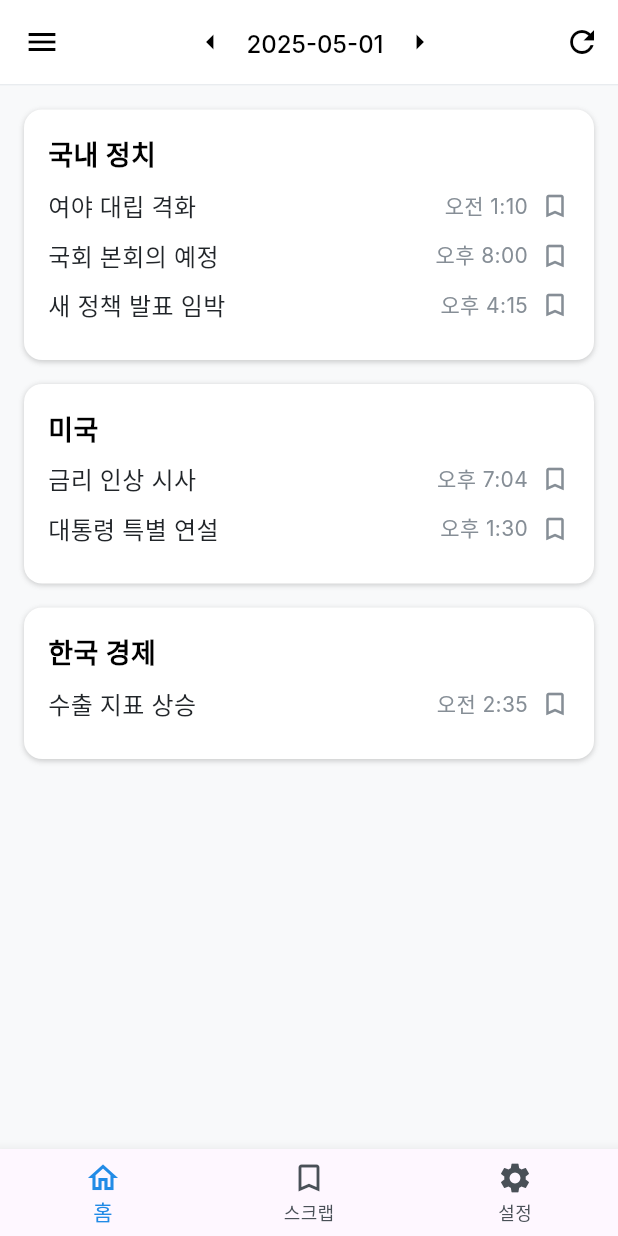
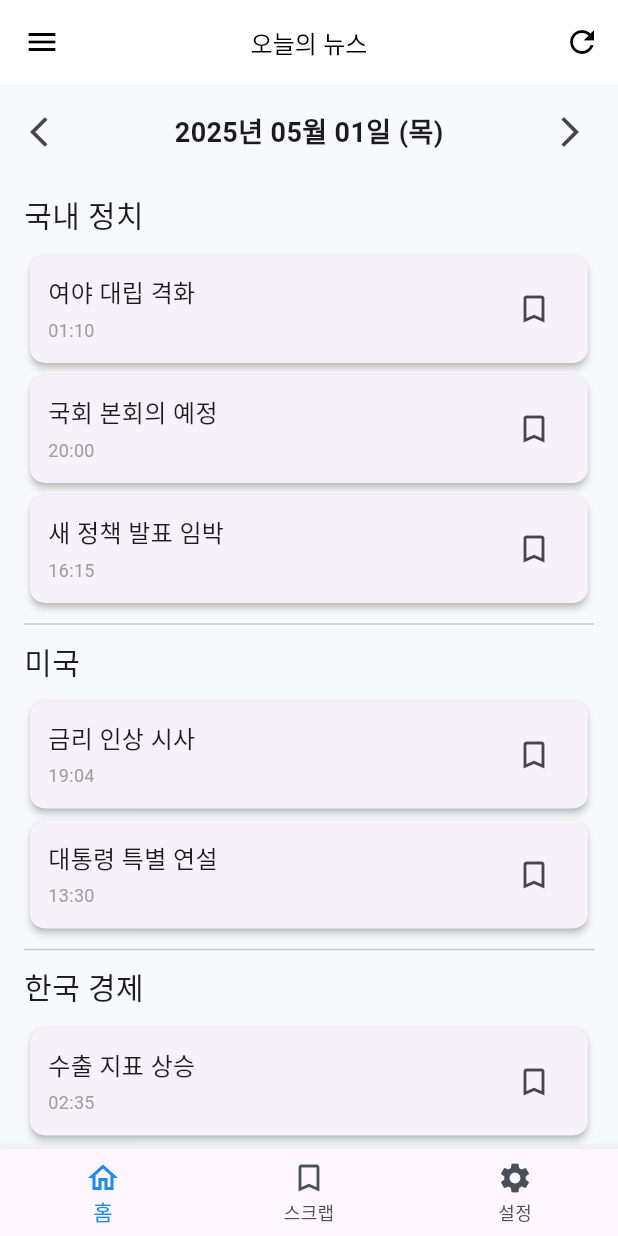
Before and after one commit to wwwdsda/newsapp, a Flutter app: the screen it shows after launch, after a tap on "Sign In", on a phone screen of 412 x 824 dp. Run offline on Flutter 3.47's test engine with Material 3 defaults, Android fonts, the phone set to English and light mode, and no system bars; Roboto replaces fonts that are missing (Inter).

Commit message:
회원가입창 추가가

```diff
--- a/lib/main.dart
+++ b/lib/main.dart
@@ -7,17 +7,17 @@ import 'dart:convert';
 void main() async {
   WidgetsFlutterBinding.ensureInitialized();
   await initializeDateFormatting('ko_KR', null);
-  runApp(const newsapp());
+  runApp(const NewsApp());
 }
 
-class newsapp extends StatelessWidget {
-  const newsapp({Key? key}) : super(key: key);
+class NewsApp extends StatelessWidget {
+  const NewsApp({Key? key}) : super(key: key);
 
   @override
   Widget build(BuildContext context) {
     return MaterialApp(
       theme: ThemeData.light().copyWith(
-        scaffoldBackgroundColor: const Color.fromARGB(255, 248, 249, 250),
+        scaffoldBackgroundColor: const Color(0xFFF8F9FA),
         appBarTheme: const AppBarTheme(
           backgroundColor: Colors.white,
           titleTextStyle: TextStyle(
@@ -35,7 +35,7 @@ class newsapp extends StatelessWidget {
         ),
       ),
       home: const Scaffold(
-        body: Login(), // Login을 시작화면으로 설정
+        body: Login(),
       ),
     );
   }
@@ -58,7 +58,7 @@ class _LoginState extends State<Login> {
 
     print('Email: $email, Password: $password');
 
-    // TODO: 실제 서버 통신 또는 로컬 인증 로직 구현
+    // TODO: 실제 서버에서 아이디 비밀번호 확인하기
 
     if (email == '' && password == '') {
       Navigator.pushReplacement(
@@ -76,22 +76,25 @@ class _LoginState extends State<Login> {
   Widget build(BuildContext context) {
     final screenHeight = MediaQuery.of(context).size.height;
 
-    return Center(
+    return Scaffold(
+      backgroundColor: const Color(0xFFF8F9FA),
+      body: Center(
         child: Container(
           width: double.infinity,
-        height: screenHeight * 1,
+          height: screenHeight * 0.8,
           padding: const EdgeInsets.all(24.0),
           decoration: BoxDecoration(
             color: Colors.white,
             borderRadius: BorderRadius.circular(12),
             boxShadow: [
               BoxShadow(
-              color: Colors.black.withOpacity(0.1),
-              blurRadius: 10,
-              offset: const Offset(0, 5),
+                color: Color(0x19000000),
+                blurRadius: 3,
+                offset: Offset(0, 1),
                 ),
             ],
           ),
+          child: SingleChildScrollView(
             child: Column(
               mainAxisSize: MainAxisSize.min,
               crossAxisAlignment: CrossAxisAlignment.stretch,
@@ -137,37 +140,162 @@ class _LoginState extends State<Login> {
                 ElevatedButton(
                   onPressed: () => _signIn(context),
                   style: ElevatedButton.styleFrom(
-                backgroundColor: const Color(0xFF228BE6),
                     padding: const EdgeInsets.symmetric(vertical: 12),
                     shape: RoundedRectangleBorder(borderRadius: BorderRadius.circular(8)),
                   ),
                   child: const Text(
                     'Sign In',
-                style: TextStyle(color: Colors.white, fontSize: 16, fontWeight: FontWeight.w500),
+                    style: TextStyle(fontSize: 16, fontWeight: FontWeight.w500),
                   ),
                 ),
                 const SizedBox(height: 16),
                 Row(
                   mainAxisAlignment: MainAxisAlignment.center,
                   children: [
-                const Text(
-                  'Don\'t have an account?',
-                  style: TextStyle(color: Color(0xFF868E96), fontSize: 14),
-                ),
-                const SizedBox(width: 8),
-                GestureDetector(
-                  onTap: () {
-                    // TODO: 회원가입 화면으로 이동 로직 구현
-                    print('Register tapped');
+                    const Text('Don\'t have an account?',
+                    style: TextStyle(color: Color(0xFF868E96), fontSize: 14),),
+                    TextButton(
+                      onPressed: () {
+                        Navigator.pushReplacement(
+                          context,
+                          MaterialPageRoute(builder: (context) => const RegisterPage()),
+                        );
                       },
                       child: const Text(
                         'Register',
-                    style: TextStyle(color: Color(0xFF228BE6), fontSize: 14, fontWeight: FontWeight.w500),
+                        style: TextStyle(fontWeight: FontWeight.w500),
                       ),
                     ),
                   ],
                 ),
               ],
+            ),
+          ),
+        ),
+      ),
+    );
+  }
+}
+
+class RegisterPage extends StatefulWidget {
+  const RegisterPage({super.key});
+
+  @override
+  State<RegisterPage> createState() => _RegisterPageState();
+}
+
+class _RegisterPageState extends State<RegisterPage> {
+  final _fullNameController = TextEditingController();
+  final _emailController = TextEditingController();
+  final _passwordController = TextEditingController();
+  final _confirmPasswordController = TextEditingController();
+
+  void _createAccount() {
+    final userData = {
+      "fullName": _fullNameController.text,
+      "email": _emailController.text,
+      "password": _passwordController.text,
+      "confirmPassword": _confirmPasswordController.text,
+    };
+
+    // TODO: 이 데이터 서버로 보내기
+    print("Create Account: $userData");
+    Navigator.pushReplacement(
+      context,
+      MaterialPageRoute(builder: (context) => const Login()),
+    );
+  }
+
+  @override
+  Widget build(BuildContext context) {
+    return Scaffold(
+      backgroundColor: const Color(0xFFF8F9FA),
+      body: Center(
+        child: SingleChildScrollView(
+          padding: const EdgeInsets.all(24),
+          child: Container(
+            padding: const EdgeInsets.all(24),
+            decoration: BoxDecoration(
+              color: Colors.white,
+              borderRadius: BorderRadius.circular(12),
+              boxShadow: const [
+                BoxShadow(
+                  color: Color(0x19000000),
+                  blurRadius: 3,
+                  offset: Offset(0, 1),
+                ),
+              ],
+            ),
+            child: Column(
+              mainAxisSize: MainAxisSize.min,
+              children: [
+                const Text(
+                  'Create Account',
+                  style: TextStyle(
+                    fontSize: 24,
+                    fontWeight: FontWeight.w600,
+                  ),
+                ),
+                const SizedBox(height: 8),
+                const Text(
+                  'Sign up to get started',
+                  style: TextStyle(
+                    color: Color(0xFF868E96),
+                    fontSize: 16,
+                  ),
+                ),
+                const SizedBox(height: 24),
+                TextField(
+                  controller: _fullNameController,
+                  decoration: const InputDecoration(labelText: 'Full Name'),
+                ),
+                const SizedBox(height: 16),
+                TextField(
+                  controller: _emailController,
+                  decoration: const InputDecoration(labelText: 'Email'),
+                ),
+                const SizedBox(height: 16),
+                TextField(
+                  controller: _passwordController,
+                  obscureText: true,
+                  decoration: const InputDecoration(labelText: 'Password'),
+                ),
+                const SizedBox(height: 16),
+                TextField(
+                  controller: _confirmPasswordController,
+                  obscureText: true,
+                  decoration: const InputDecoration(labelText: 'Confirm Password'),
+                ),
+                const SizedBox(height: 24),
+                SizedBox(
+                  width: double.infinity,
+                  child: ElevatedButton(
+                    onPressed: _createAccount,
+                    child: const Text('Create Account'),
+                  ),
+                ),
+                const SizedBox(height: 16),
+                Row(
+                  mainAxisAlignment: MainAxisAlignment.center,
+                  children: [
+                    const Text('Already have an account?'),
+                    TextButton(
+                      onPressed: () {
+                        Navigator.pushReplacement(
+                          context,
+                          MaterialPageRoute(builder: (context) => const Login()),
+                        );
+                      },
+                      child: const Text(
+                        'Sign In',
+                        style: TextStyle(fontWeight: FontWeight.w500),
+                      ),
+                    ),
+                  ],
+                ),
+              ],
+            ),
+          ),
         ),
       ),
     );
@@ -183,6 +311,81 @@ class HomeScreen extends StatefulWidget {
 
 class _HomeScreenState extends State<HomeScreen> {
   int _selectedIndex = 0;
+  final PageController _pageController = PageController(initialPage: 0);
+
+  final List<Widget> _widgetOptions = <Widget>[
+    const HomeTab(),
+    const ScrapTabWidget(),
+    const SettingsTab(),
+  ];
+
+  @override
+  void dispose() {
+    _pageController.dispose();
+    super.dispose();
+  }
+
+  void _onItemTapped(int index) {
+    setState(() {
+      _selectedIndex = index;
+      _pageController.animateToPage(
+        index,
+        duration: const Duration(milliseconds: 300),
+        curve: Curves.easeInOut,
+      );
+    });
+  }
+
+  void _onPageChanged(int index) {
+    setState(() {
+      _selectedIndex = index;
+    });
+  }
+
+  void _openMenu() {
+    print('메뉴 열기');
+  }
+
+  @override
+  Widget build(BuildContext context) {
+    return Scaffold(
+      body: PageView(
+        controller: _pageController,
+        children: _widgetOptions,
+        onPageChanged: _onPageChanged,
+        physics: const NeverScrollableScrollPhysics(),
+      ),
+      bottomNavigationBar: BottomNavigationBar(
+        items: const <BottomNavigationBarItem>[
+          BottomNavigationBarItem(
+            icon: Icon(Icons.home_outlined),
+            label: '홈',
+          ),
+          BottomNavigationBarItem(
+            icon: Icon(Icons.bookmark_border),
+            label: '스크랩',
+          ),
+          BottomNavigationBarItem(
+            icon: Icon(Icons.settings),
+            label: '설정',
+          ),
+        ],
+        currentIndex: _selectedIndex,
+        selectedItemColor: const Color(0xFF228BE6),
+        onTap: _onItemTapped,
+      ),
+    );
+  }
+}
+
+class HomeTab extends StatefulWidget {
+  const HomeTab({Key? key}) : super(key: key);
+
+  @override
+  State<HomeTab> createState() => _HomeTabState();
+}
+
+class _HomeTabState extends State<HomeTab> {
   DateTime _currentDate = DateTime.now();
   List<NewsBlockData> _newsBlocks = [];
   Set<String> _scrappedNewsIds = {};
@@ -199,9 +402,9 @@ class _HomeScreenState extends State<HomeScreen> {
       _newsBlocks = [];
     });
     final formattedDate = DateFormat('yyyy-MM-dd').format(date);
-    // **TODO: 실제 서버 API 호출 및 데이터 파싱**
+    // TODO: 서버에서 날짜에 해당하는 뉴스 데이터 가져오기
 
-    // **임시 데이터 (서버 연동 전)**
+    // 임시 데이터
     await Future.delayed(const Duration(seconds: 1));
     setState(() {
       _newsBlocks = [
@@ -231,9 +434,9 @@ class _HomeScreenState extends State<HomeScreen> {
   }
 
   Future<void> _fetchScrappedNews() async {
-    // **TODO: 서버에서 스크랩한 뉴스 ID 목록 가져오기**
+    // TODO: 서버에서 스크랩된 뉴스 ID 가져오기
 
-    // **임시 데이터**
+    // 임시 데이터
     await Future.delayed(const Duration(milliseconds: 500));
     setState(() {
       _scrappedNewsIds = {'pol2-2025-04-24', 'econ1-2025-04-24'};
@@ -248,11 +451,9 @@ class _HomeScreenState extends State<HomeScreen> {
     });
   }
 
-  //   // **TODO: 서버 응답 JSON 파싱하여 NewsBlock 리스트 생성**
-
   Future<void> _toggleScrap(NewsItem newsItem) async {
     final isCurrentlyScrapped = _scrappedNewsIds.contains(newsItem.id);
-    // **TODO: 서버에 스크랩 상태 업데이트 요청**
+    // TODO: 서버에 스크랩 상태 업데이트 요청
 
     setState(() {
       if (isCurrentlyScrapped) {
@@ -272,7 +473,7 @@ class _HomeScreenState extends State<HomeScreen> {
       }).toList();
     });
 
-    // **임시 (서버 연동 전)**
+    // 임시 (서버 연동 전)
     await Future.delayed(const Duration(milliseconds: 300));
     setState(() {
       if (isCurrentlyScrapped) {
@@ -293,19 +494,6 @@ class _HomeScreenState extends State<HomeScreen> {
     });
   }
 
-  void _onItemTapped(int index) {
-    setState(() {
-      _selectedIndex = index;
-    });
-    if (index == 0) {
-      _fetchNewsForDate(_currentDate); // 홈 탭으로 돌아올 때 현재 날짜 뉴스 로드
-    } else if (index == 1) {
-      print('스크랩 탭');
-    } else if (index == 2) {
-      print('설정 탭');
-    }
-  }
-
   void _changeDate(int amount) {
     final newDate = _currentDate.add(Duration(days: amount));
     setState(() {
@@ -318,167 +506,150 @@ class _HomeScreenState extends State<HomeScreen> {
     _fetchNewsForDate(_currentDate);
   }
 
-  void _openMenu() {
-    print('메뉴 열기');
-  }
+  void _openMenu() {}
 
   @override
   Widget build(BuildContext context) {
-    final DateFormat dateFormatter = DateFormat('yyyy-MM-dd');
-    final DateFormat timeFormatter = DateFormat('a h:mm', 'ko_KR');
-    final String formattedDate = dateFormatter.format(_currentDate);
-
     return Scaffold(
       appBar: AppBar(
+        title: const Text('오늘의 뉴스'),
+        centerTitle: true,
         leading: IconButton(
           icon: const Icon(Icons.menu),
           onPressed: _openMenu,
         ),
-        title: Row(
-          mainAxisAlignment: MainAxisAlignment.center,
-          children: [
-            IconButton(
-              icon: const Icon(Icons.arrow_left),
-              onPressed: () => _changeDate(-1),
-            ),
-            Text(formattedDate),
-            IconButton(
-              icon: const Icon(Icons.arrow_right),
-              onPressed: () => _changeDate(1),
-            ),
-          ],
-        ),
-        centerTitle: true,
         actions: [
           IconButton(
             icon: const Icon(Icons.refresh),
             onPressed: _refreshData,
           ),
         ],
-        bottom: PreferredSize(
-          preferredSize: const Size.fromHeight(1.0),
-          child: Container(
-            height: 1.0,
-            color: const Color(0xFFE9ECEF),
+      ),
+      body: Column(
+        children: [
+          Padding(
+            padding: const EdgeInsets.all(8.0),
+            child: Row(
+              mainAxisAlignment: MainAxisAlignment.spaceBetween,
+              children: [
+                IconButton(
+                  icon: const Icon(Icons.arrow_back_ios),
+                  onPressed: () => _changeDate(-1),
+                ),
+                Text(
+                  DateFormat('yyyy년 MM월 dd일 (E)', 'ko_KR').format(_currentDate),
+                  style: const TextStyle(fontSize: 18, fontWeight: FontWeight.bold),
+                ),
+                IconButton(
+                  icon: const Icon(Icons.arrow_forward_ios),
+                  onPressed: () => _changeDate(1),
+                ),
+              ],
+            ),
+          ),
+          Expanded(
+            child: RefreshIndicator(
+              onRefresh: () async {
+                _refreshData();
+              },
+              child: ListView.separated(
+                itemCount: _newsBlocks.length,
+                separatorBuilder: (context, index) => const Divider(height: 20),
+                padding: const EdgeInsets.symmetric(horizontal: 16.0, vertical: 8.0),
+                itemBuilder: (context, index) {
+                  final newsBlock = _newsBlocks[index];
+                  return NewsBlock(newsBlock: newsBlock, onToggleScrap: _toggleScrap);
+                },
               ),
             ),
           ),
-      body: _newsBlocks.isEmpty
-          ? const Center(child: CircularProgressIndicator())
-          : SingleChildScrollView(
-              child: Padding(
-                padding: const EdgeInsets.symmetric(horizontal: 16.0),
-                child: Column(
+        ],
+      ),
+    );
+  }
+}
+
+class NewsBlock extends StatelessWidget {
+  const NewsBlock({
+    Key? key,
+    required this.newsBlock,
+    required this.onToggleScrap,
+  }) : super(key: key);
+
+  final NewsBlockData newsBlock;
+  final Function(NewsItem) onToggleScrap;
+
+  @override
+  Widget build(BuildContext context) {
+    return Column(
       crossAxisAlignment: CrossAxisAlignment.start,
       children: [
-                    const SizedBox(height: 16),
-                    ..._newsBlocks.map((block) => Container(
-                          width: double.infinity,
-                          margin: const EdgeInsets.only(bottom: 16),
-                          decoration: BoxDecoration(
-                            color: Colors.white,
-                            borderRadius: BorderRadius.circular(12),
-                            boxShadow: const [
-                              BoxShadow(
-                                color: Color(0x19000000),
-                                blurRadius: 3,
-                                offset: Offset(0, 1),
-                                spreadRadius: 0,
+        Text(
+          newsBlock.title,
+          style: const TextStyle(fontSize: 20, fontWeight: FontWeight.w500),
         ),
-                              BoxShadow(
-                                color: Color(0x19000000),
-                                blurRadius: 2,
-                                offset: Offset(0, 1),
-                                spreadRadius: 0,
-                              ),
+        const SizedBox(height: 8),
+        ...newsBlock.newsItems.map((item) => NewsItemTile(newsItem: item, onToggleScrap: onToggleScrap)).toList(),
       ],
-                          ),
+    );
+  }
+}
+
+class NewsItemTile extends StatelessWidget {
+  const NewsItemTile({
+    Key? key,
+    required this.newsItem,
+    required this.onToggleScrap,
+  }) : super(key: key);
+
+  final NewsItem newsItem;
+  final Function(NewsItem) onToggleScrap;
+
+  @override
+  Widget build(BuildContext context) {
+    return Card(
+      elevation: 2,
+      shape: RoundedRectangleBorder(borderRadius: BorderRadius.circular(10)),
       child: Padding(
-                            padding: const EdgeInsets.all(16.0),
+        padding: const EdgeInsets.all(12.0),
+        child: Row(
+          mainAxisAlignment: MainAxisAlignment.spaceBetween,
+          children: [
+            Expanded(
               child: Column(
                 crossAxisAlignment: CrossAxisAlignment.start,
                 children: [
                   Text(
-                                  block.title,
-                                  style: const TextStyle(
-                                    color: Colors.black,
-                                    fontSize: 18,
-                                    fontFamily: 'Inter',
-                                    fontWeight: FontWeight.w600,
-                                    height: 1.50,
-                                  ),
-                                ),
-                                const SizedBox(height: 8),
-                                ...block.newsItems.map((item) => Padding(
-                                      padding: const EdgeInsets.only(bottom: 8.0),
-                                      child: Row(
-                                        mainAxisAlignment: MainAxisAlignment.spaceBetween,
-                                        children: [
-                                          Expanded(
-                                            child: Text(
-                                              item.title, // 서버에서 제공하는 제목 사용
-                                              style: const TextStyle(
-                                                color: Color(0xFF212529),
-                                                fontSize: 16,
-                                                fontFamily: 'Inter',
-                                                fontWeight: FontWeight.w500,
-                                                height: 1.50,
-                                              ),
-                                              maxLines: 1,
+                    newsItem.title,
+                    style: const TextStyle(fontSize: 16),
                     overflow: TextOverflow.ellipsis,
                   ),
-                                          ),
-                                          const SizedBox(width: 8),
+                  const SizedBox(height: 4),
                   Text(
-                                            timeFormatter.format(item.date),
-                                            style: const TextStyle(
-                                              color: Color(0xFF868E96),
-                                              fontSize: 14,
-                                              fontFamily: 'Inter',
-                                              fontWeight: FontWeight.w400,
-                                              height: 1.50,
-                                            ),
-                                          ),
-                                          const SizedBox(width: 8),
-                                          GestureDetector(
-                                            onTap: () => _toggleScrap(item),
-                                            child: Icon(
-                                              item.isScrapped ? Icons.bookmark : Icons.bookmark_border,
-                                              color: item.isScrapped ? const Color(0xFFFF9800) : const Color(0xFF868E96),
-                                              size: 20,
-                                            ),
+                    DateFormat('HH:mm').format(newsItem.date),
+                    style: const TextStyle(fontSize: 12, color: Colors.grey),
                   ),
                 ],
               ),
-                                    )),
+            ),
+            IconButton(
+              icon: Icon(newsItem.isScrapped ? Icons.bookmark : Icons.bookmark_border),
+              onPressed: () => onToggleScrap(newsItem),
+            ),
           ],
         ),
       ),
-                        )),
-                    const SizedBox(height: 80),
-                  ],
-                ),
-              ),
-            ),
-      bottomNavigationBar: BottomNavigationBar(
-        items: const <BottomNavigationBarItem>[
-          BottomNavigationBarItem(
-            icon: Icon(Icons.home_outlined),
-            label: '홈',
-          ),
-          BottomNavigationBarItem(
-            icon: Icon(Icons.bookmark_border),
-            label: '스크랩',
-          ),
-          BottomNavigationBarItem(
-            icon: Icon(Icons.settings),
-            label: '설정',
-          ),
-        ],
-        currentIndex: _selectedIndex,
-        selectedItemColor: const Color(0xFF228BE6),
-        onTap: _onItemTapped,
-      ),
+    );
+  }
+}
+
+class SettingsTab extends StatelessWidget {
+  const SettingsTab({Key? key}) : super(key: key);
+
+  @override
+  Widget build(BuildContext context) {
+    return const Center(
+      child: Text('설정 화면'),
     );
   }
 }
@@ -530,3 +701,19 @@ class NewsItem {
     );
   }
 }
+
+class ScrapTabWidget extends StatefulWidget {
+  const ScrapTabWidget({Key? key}) : super(key: key);
+
+  @override
+  State<ScrapTabWidget> createState() => _ScrapTabWidgetState();
+}
+
+class _ScrapTabWidgetState extends State<ScrapTabWidget> {
+  @override
+  Widget build(BuildContext context) {
+    return const Center(
+      child: Text('스크랩 화면'),
+    );
+  }
+}
```
Lines whose indentation alone changed are shown as unchanged.
